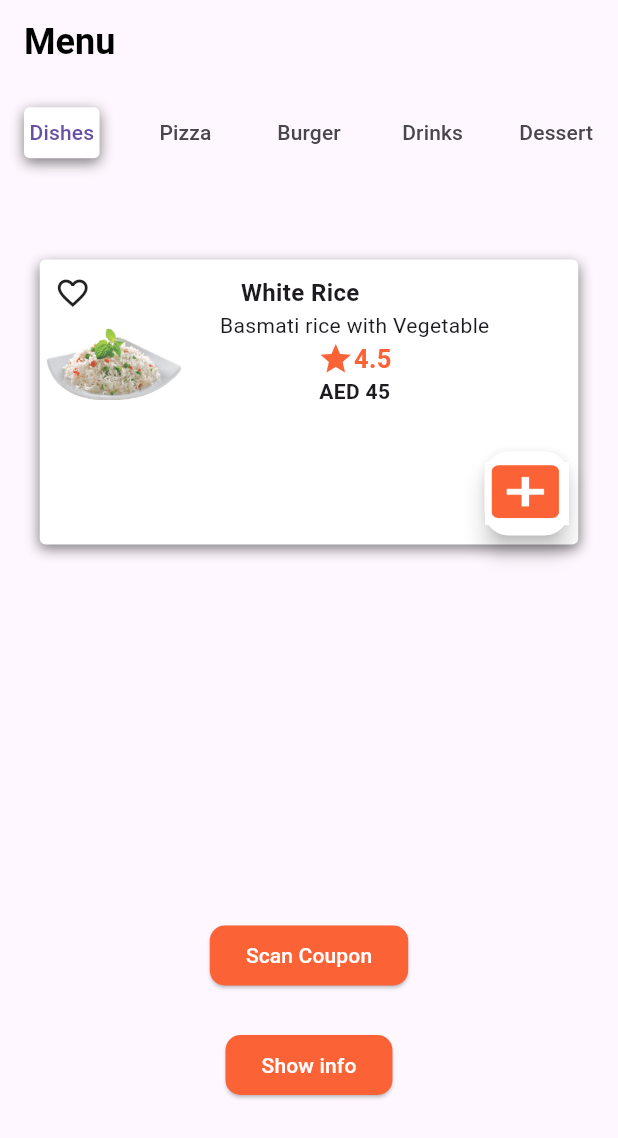
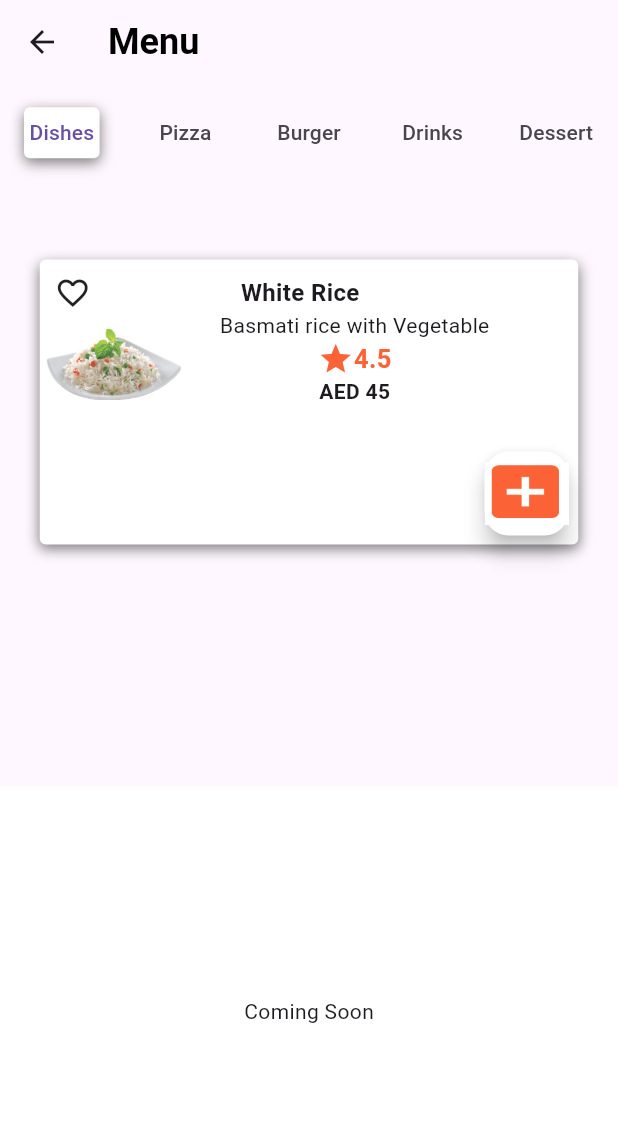
Before and after one commit to Flutter-gg-1/Restaurant-Menu-app, a Flutter app: the screen it shows after launch, after a tap on "Scan Coupon", on a phone screen of 412 x 824 dp. Shown: the top 1138 px of the screen. Run offline on Flutter 3.47's test engine with Material 3 defaults, Android fonts, the light colour scheme and no system bars.

Commit message:
UPD common 1

```diff
--- a/lib/common.dart
+++ b/lib/common.dart
@@ -110,7 +110,16 @@
             backgroundColor: WidgetStateProperty.all<Color>(
                 const Color.fromRGBO(251, 98, 54, 1)),
           ),
-          onPressed: () {},
+          onPressed: () {
+            inputKey.currentState!.showBottomSheet((context) => Container(
+                  color: Colors.white,
+                  height: 300,
+                  width: double.infinity,
+                  child: const Center(
+                    child: Text('Coming Soon'),
+                  ),
+                ));
+          },
           child: const Text(
             'Scan Coupon',
             style: TextStyle(color: Colors.white),
```
